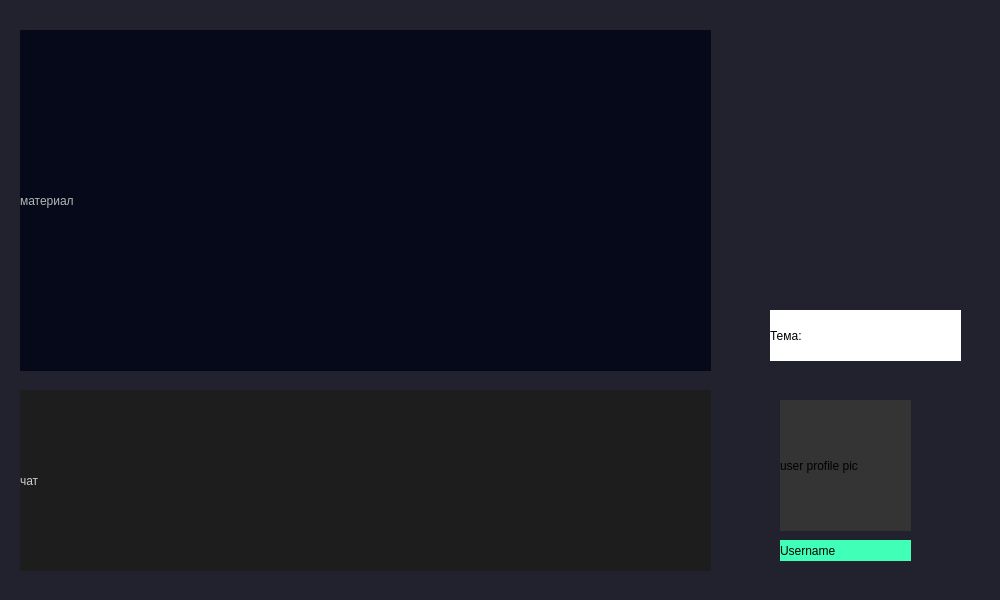
Old version of the form Client/jeducation-v0.1/learning.ui in the repository Avedik/Desktop-application-IEducation.
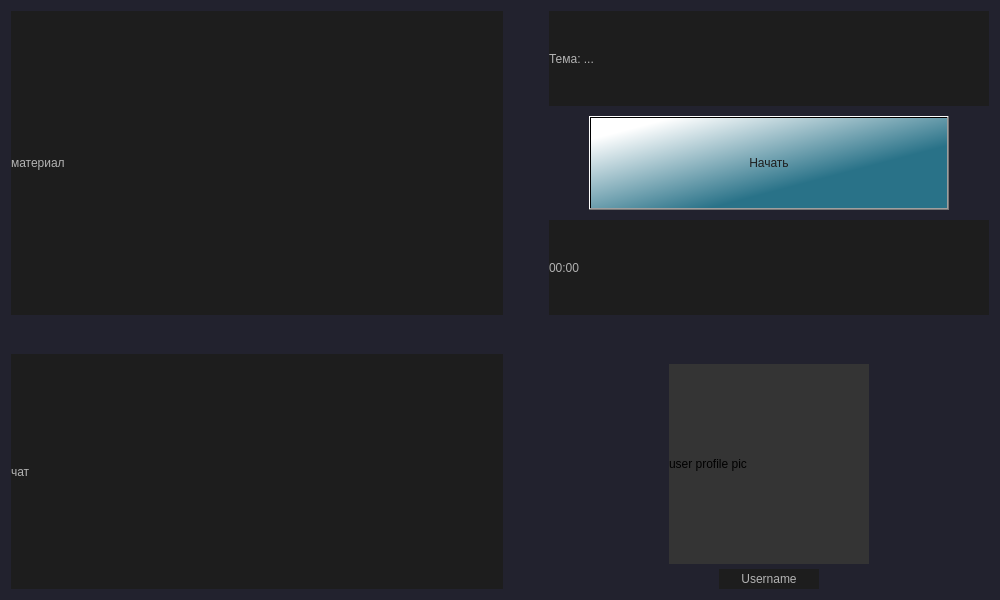
New version of the form.

```diff
--- a/Client/jeducation-v0.1/learning.ui
+++ b/Client/jeducation-v0.1/learning.ui
@@ -10,96 +10,319 @@
     <height>600</height>
    </rect>
   </property>
+  <property name="minimumSize">
+   <size>
+    <width>800</width>
+    <height>0</height>
+   </size>
+  </property>
   <property name="windowTitle">
    <string>Dialog</string>
   </property>
   <property name="styleSheet">
    <string notr="true">background-color: rgb(34, 34, 46);</string>
   </property>
-  <widget class="QLabel" name="label">
-   <property name="geometry">
-    <rect>
-     <x>770</x>
-     <y>310</y>
-     <width>191</width>
-     <height>51</height>
-    </rect>
+  <layout class="QGridLayout" name="gridLayout">
+   <property name="verticalSpacing">
+    <number>10</number>
    </property>
-   <property name="styleSheet">
-    <string notr="true">color: rgb(0, 0, 0);
-background-color: rgb(255, 255, 255);</string>
-   </property>
-   <property name="text">
-    <string>Тема:</string>
-   </property>
-  </widget>
-  <widget class="QLabel" name="label_3">
-   <property name="geometry">
-    <rect>
-     <x>780</x>
-     <y>540</y>
-     <width>131</width>
-     <height>21</height>
-    </rect>
-   </property>
-   <property name="styleSheet">
-    <string notr="true">background-color: rgb(64, 255, 182);
-color: rgb(3, 3, 3);</string>
-   </property>
-   <property name="text">
-    <string>Username</string>
-   </property>
-  </widget>
-  <widget class="QLabel" name="label_4">
-   <property name="geometry">
-    <rect>
-     <x>20</x>
-     <y>390</y>
-     <width>691</width>
-     <height>181</height>
-    </rect>
-   </property>
-   <property name="styleSheet">
-    <string notr="true">background-color: rgb(29, 29, 29);
-color: rgb(204, 204, 204);</string>
-   </property>
-   <property name="text">
-    <string>чат</string>
-   </property>
-  </widget>
-  <widget class="QLabel" name="label_5">
-   <property name="geometry">
-    <rect>
-     <x>20</x>
-     <y>30</y>
-     <width>691</width>
-     <height>341</height>
-    </rect>
-   </property>
-   <property name="styleSheet">
-    <string notr="true">background-color: rgb(5, 9, 26);
-color: rgb(181, 181, 181);</string>
-   </property>
-   <property name="text">
-    <string>материал</string>
-   </property>
-  </widget>
-  <widget class="QLabel" name="label_2">
-   <property name="geometry">
-    <rect>
-     <x>780</x>
-     <y>400</y>
-     <width>131</width>
-     <height>131</height>
-    </rect>
-   </property>
-   <property name="styleSheet">
-    <string notr="true">background-color: rgb(52, 52, 52);</string>
-   </property>
-   <property name="text">
-    <string>user profile pic</string>
-   </property>
-  </widget>
+   <item row="2" column="0">
+    <layout class="QVBoxLayout" name="verticalLayout_3">
+     <item>
+      <widget class="QLabel" name="label_4">
+       <property name="styleSheet">
+        <string notr="true">background-color: rgb(29, 29, 29);
+color: rgb(179, 179, 179);
+border:80 px;
+border-color: rgb(255, 255, 255);</string>
+       </property>
+       <property name="text">
+        <string>чат</string>
+       </property>
+      </widget>
+     </item>
+    </layout>
+   </item>
+   <item row="0" column="2">
+    <layout class="QVBoxLayout" name="verticalLayout_2">
+     <item>
+      <widget class="QLabel" name="label">
+       <property name="styleSheet">
+        <string notr="true">color: rgb(179, 179, 179);
+background-color: rgb(29, 29, 29);</string>
+       </property>
+       <property name="text">
+        <string>Тема: ...</string>
+       </property>
+      </widget>
+     </item>
+     <item>
+      <spacer name="verticalSpacer_2">
+       <property name="orientation">
+        <enum>Qt::Vertical</enum>
+       </property>
+       <property name="sizeType">
+        <enum>QSizePolicy::Fixed</enum>
+       </property>
+       <property name="sizeHint" stdset="0">
+        <size>
+         <width>20</width>
+         <height>10</height>
+        </size>
+       </property>
+      </spacer>
+     </item>
+     <item>
+      <layout class="QHBoxLayout" name="horizontalLayout_3">
+       <item>
+        <spacer name="horizontalSpacer">
+         <property name="orientation">
+          <enum>Qt::Horizontal</enum>
+         </property>
+         <property name="sizeType">
+          <enum>QSizePolicy::Fixed</enum>
+         </property>
+         <property name="sizeHint" stdset="0">
+          <size>
+           <width>40</width>
+           <height>20</height>
+          </size>
+         </property>
+        </spacer>
+       </item>
+       <item>
+        <widget class="QPushButton" name="pushButton">
+         <property name="sizePolicy">
+          <sizepolicy hsizetype="Maximum" vsizetype="Maximum">
+           <horstretch>0</horstretch>
+           <verstretch>0</verstretch>
+          </sizepolicy>
+         </property>
+         <property name="minimumSize">
+          <size>
+           <width>300</width>
+           <height>70</height>
+          </size>
+         </property>
+         <property name="maximumSize">
+          <size>
+           <width>450</width>
+           <height>150</height>
+          </size>
+         </property>
+         <property name="styleSheet">
+          <string notr="true">background-color: qlineargradient(spread:pad, x1:0.652, y1:0.67, x2:0.096, y2:0.136227, stop:0 rgba(41, 114, 136, 255), stop:1 rgba(255, 255, 255, 255));
+color: rgb(29, 29, 29);</string>
+         </property>
+         <property name="text">
+          <string>Начать</string>
+         </property>
+        </widget>
+       </item>
+       <item>
+        <spacer name="horizontalSpacer_2">
+         <property name="orientation">
+          <enum>Qt::Horizontal</enum>
+         </property>
+         <property name="sizeType">
+          <enum>QSizePolicy::Fixed</enum>
+         </property>
+         <property name="sizeHint" stdset="0">
+          <size>
+           <width>40</width>
+           <height>20</height>
+          </size>
+         </property>
+        </spacer>
+       </item>
+      </layout>
+     </item>
+     <item>
+      <spacer name="verticalSpacer_3">
+       <property name="orientation">
+        <enum>Qt::Vertical</enum>
+       </property>
+       <property name="sizeType">
+        <enum>QSizePolicy::Fixed</enum>
+       </property>
+       <property name="sizeHint" stdset="0">
+        <size>
+         <width>20</width>
+         <height>10</height>
+        </size>
+       </property>
+      </spacer>
+     </item>
+     <item>
+      <layout class="QHBoxLayout" name="horizontalLayout_2">
+       <item>
+        <widget class="QLabel" name="label_6">
+         <property name="styleSheet">
+          <string notr="true">background-color: rgb(29, 29, 29);
+color: rgb(177, 177, 177);</string>
+         </property>
+         <property name="text">
+          <string>00:00</string>
+         </property>
+        </widget>
+       </item>
+      </layout>
+     </item>
+    </layout>
+   </item>
+   <item row="0" column="0">
+    <layout class="QVBoxLayout" name="verticalLayout_4">
+     <item>
+      <widget class="QLabel" name="label_5">
+       <property name="styleSheet">
+        <string notr="true">color: rgb(179, 179, 179);
+background-color: rgb(29, 29, 29);</string>
+       </property>
+       <property name="text">
+        <string>материал</string>
+       </property>
+      </widget>
+     </item>
+    </layout>
+   </item>
+   <item row="2" column="1">
+    <spacer name="horizontalSpacer_3">
+     <property name="orientation">
+      <enum>Qt::Horizontal</enum>
+     </property>
+     <property name="sizeType">
+      <enum>QSizePolicy::Fixed</enum>
+     </property>
+     <property name="sizeHint" stdset="0">
+      <size>
+       <width>40</width>
+       <height>20</height>
+      </size>
+     </property>
+    </spacer>
+   </item>
+   <item row="2" column="2">
+    <layout class="QVBoxLayout" name="verticalLayout">
+     <property name="spacing">
+      <number>5</number>
+     </property>
+     <property name="topMargin">
+      <number>10</number>
+     </property>
+     <item>
+      <layout class="QHBoxLayout" name="horizontalLayout_4">
+       <item>
+        <spacer name="horizontalSpacer_4">
+         <property name="orientation">
+          <enum>Qt::Horizontal</enum>
+         </property>
+         <property name="sizeType">
+          <enum>QSizePolicy::Fixed</enum>
+         </property>
+         <property name="sizeHint" stdset="0">
+          <size>
+           <width>120</width>
+           <height>20</height>
+          </size>
+         </property>
+        </spacer>
+       </item>
+       <item>
+        <widget class="QLabel" name="label_2">
+         <property name="minimumSize">
+          <size>
+           <width>200</width>
+           <height>200</height>
+          </size>
+         </property>
+         <property name="maximumSize">
+          <size>
+           <width>200</width>
+           <height>200</height>
+          </size>
+         </property>
+         <property name="styleSheet">
+          <string notr="true">background-color: rgb(52, 52, 52);</string>
+         </property>
+         <property name="text">
+          <string>user profile pic</string>
+         </property>
+        </widget>
+       </item>
+       <item>
+        <spacer name="horizontalSpacer_5">
+         <property name="orientation">
+          <enum>Qt::Horizontal</enum>
+         </property>
+         <property name="sizeType">
+          <enum>QSizePolicy::Fixed</enum>
+         </property>
+         <property name="sizeHint" stdset="0">
+          <size>
+           <width>120</width>
+           <height>20</height>
+          </size>
+         </property>
+        </spacer>
+       </item>
+      </layout>
+     </item>
+     <item>
+      <layout class="QHBoxLayout" name="horizontalLayout">
+       <item>
+        <widget class="QLabel" name="label_3">
+         <property name="sizePolicy">
+          <sizepolicy hsizetype="Minimum" vsizetype="Minimum">
+           <horstretch>0</horstretch>
+           <verstretch>0</verstretch>
+          </sizepolicy>
+         </property>
+         <property name="minimumSize">
+          <size>
+           <width>100</width>
+           <height>20</height>
+          </size>
+         </property>
+         <property name="maximumSize">
+          <size>
+           <width>100</width>
+           <height>20</height>
+          </size>
+         </property>
+         <property name="styleSheet">
+          <string notr="true">background-color: rgb(29, 29, 29);
+color: rgb(179, 179, 179);
+</string>
+         </property>
+         <property name="text">
+          <string>Username</string>
+         </property>
+         <property name="alignment">
+          <set>Qt::AlignCenter</set>
+         </property>
+        </widget>
+       </item>
+      </layout>
+     </item>
+    </layout>
+   </item>
+   <item row="1" column="0">
+    <spacer name="verticalSpacer">
+     <property name="orientation">
+      <enum>Qt::Vertical</enum>
+     </property>
+     <property name="sizeType">
+      <enum>QSizePolicy::Fixed</enum>
+     </property>
+     <property name="sizeHint" stdset="0">
+      <size>
+       <width>20</width>
+       <height>29</height>
+      </size>
+     </property>
+    </spacer>
+   </item>
+  </layout>
  </widget>
  <resources/>
  <connections/>
```
Left out of the diff: 2 changed lines with no effect on the pictures.
